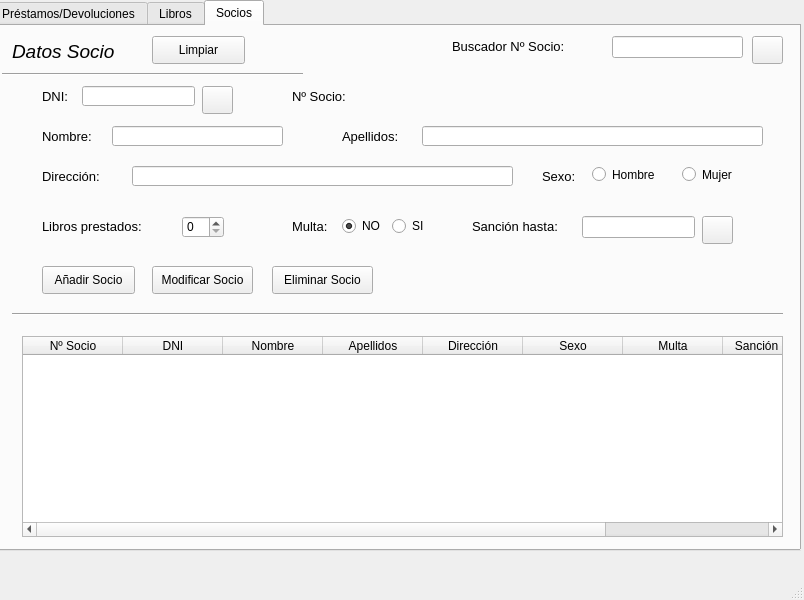
Above: ventanaBiblioteca.ui from estefaniapenide/DI-Biblioteca before the change. Below: the same form after it.
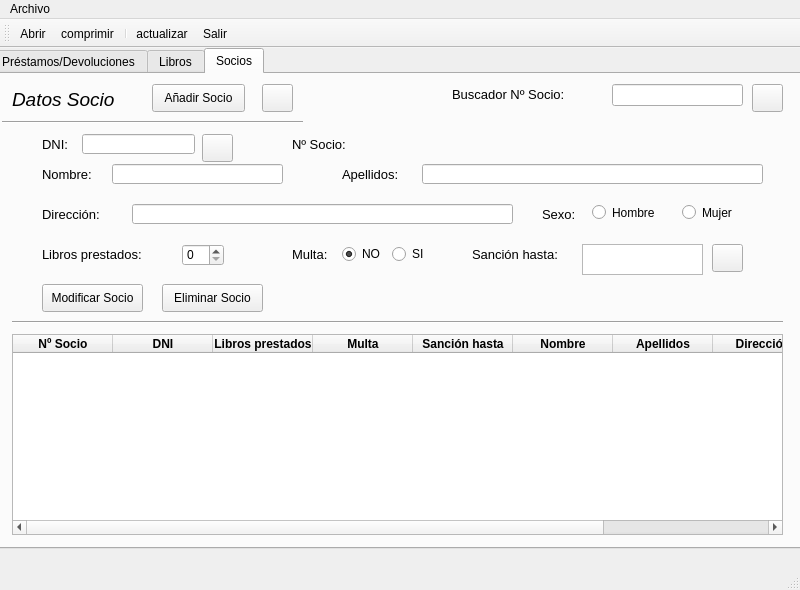
That is the form after the change. The open tabs and pages were chosen to show the change. Icons and pictures are not drawn.

Commit message: Añadir imprimir listas, quitar limpiar de cada pestaña, empezar con el layout

Diff of the .ui file:
```diff
--- a/ventanaBiblioteca.ui
+++ b/ventanaBiblioteca.ui
@@ -6,10 +6,22 @@
    <rect>
     <x>0</x>
     <y>0</y>
-    <width>804</width>
-    <height>600</height>
+    <width>800</width>
+    <height>590</height>
    </rect>
   </property>
+  <property name="sizePolicy">
+   <sizepolicy hsizetype="Preferred" vsizetype="Preferred">
+    <horstretch>0</horstretch>
+    <verstretch>0</verstretch>
+   </sizepolicy>
+  </property>
+  <property name="minimumSize">
+   <size>
+    <width>0</width>
+    <height>0</height>
+   </size>
+  </property>
   <property name="windowTitle">
    <string>BIBLIOTECA</string>
   </property>
@@ -20,7 +32,7 @@
       <x>-10</x>
       <y>0</y>
       <width>811</width>
-      <height>551</height>
+      <height>501</height>
      </rect>
     </property>
     <property name="currentIndex">
@@ -854,7 +866,7 @@
       <property name="geometry">
        <rect>
         <x>50</x>
-        <y>100</y>
+        <y>90</y>
         <width>71</width>
         <height>21</height>
        </rect>
@@ -867,7 +879,7 @@
       <property name="geometry">
        <rect>
         <x>120</x>
-        <y>100</y>
+        <y>90</y>
         <width>171</width>
         <height>20</height>
        </rect>
@@ -877,7 +889,7 @@
       <property name="geometry">
        <rect>
         <x>350</x>
-        <y>100</y>
+        <y>90</y>
         <width>71</width>
         <height>21</height>
        </rect>
@@ -890,7 +902,7 @@
       <property name="geometry">
        <rect>
         <x>430</x>
-        <y>100</y>
+        <y>90</y>
         <width>341</width>
         <height>20</height>
        </rect>
@@ -900,7 +912,7 @@
       <property name="geometry">
        <rect>
         <x>50</x>
-        <y>140</y>
+        <y>130</y>
         <width>81</width>
         <height>21</height>
        </rect>
@@ -913,7 +925,7 @@
       <property name="geometry">
        <rect>
         <x>140</x>
-        <y>140</y>
+        <y>130</y>
         <width>381</width>
         <height>20</height>
        </rect>
@@ -923,7 +935,7 @@
       <property name="geometry">
        <rect>
         <x>550</x>
-        <y>140</y>
+        <y>130</y>
         <width>41</width>
         <height>21</height>
        </rect>
@@ -936,7 +948,7 @@
       <property name="geometry">
        <rect>
         <x>600</x>
-        <y>140</y>
+        <y>130</y>
         <width>71</width>
         <height>17</height>
        </rect>
@@ -952,7 +964,7 @@
       <property name="geometry">
        <rect>
         <x>690</x>
-        <y>140</y>
+        <y>130</y>
         <width>82</width>
         <height>17</height>
        </rect>
@@ -968,7 +980,7 @@
       <property name="geometry">
        <rect>
         <x>20</x>
-        <y>280</y>
+        <y>240</y>
         <width>771</width>
         <height>16</height>
        </rect>
@@ -980,9 +992,9 @@
      <widget class="QTableWidget" name="tablaSocios">
       <property name="geometry">
        <rect>
-        <x>30</x>
-        <y>310</y>
-        <width>761</width>
+        <x>20</x>
+        <y>260</y>
+        <width>771</width>
         <height>201</height>
        </rect>
       </property>
@@ -990,45 +1002,99 @@
        <property name="text">
         <string>Nº Socio</string>
        </property>
+       <property name="font">
+        <font>
+         <weight>75</weight>
+         <bold>true</bold>
+        </font>
+       </property>
       </column>
       <column>
        <property name="text">
         <string>DNI</string>
        </property>
+       <property name="font">
+        <font>
+         <weight>75</weight>
+         <bold>true</bold>
+        </font>
+       </property>
+      </column>
+      <column>
+       <property name="text">
+        <string>Libros prestados</string>
+       </property>
+       <property name="font">
+        <font>
+         <weight>75</weight>
+         <bold>true</bold>
+        </font>
+       </property>
+      </column>
+      <column>
+       <property name="text">
+        <string>Multa</string>
+       </property>
+       <property name="font">
+        <font>
+         <weight>75</weight>
+         <bold>true</bold>
+        </font>
+       </property>
+      </column>
+      <column>
+       <property name="text">
+        <string>Sanción hasta</string>
+       </property>
+       <property name="font">
+        <font>
+         <weight>75</weight>
+         <bold>true</bold>
+        </font>
+       </property>
       </column>
       <column>
        <property name="text">
         <string>Nombre</string>
        </property>
+       <property name="font">
+        <font>
+         <weight>75</weight>
+         <bold>true</bold>
+        </font>
+       </property>
       </column>
       <column>
        <property name="text">
         <string>Apellidos</string>
        </property>
+       <property name="font">
+        <font>
+         <weight>75</weight>
+         <bold>true</bold>
+        </font>
+       </property>
       </column>
       <column>
        <property name="text">
         <string>Dirección</string>
        </property>
+       <property name="font">
+        <font>
+         <weight>75</weight>
+         <bold>true</bold>
+        </font>
+       </property>
       </column>
       <column>
        <property name="text">
         <string>Sexo</string>
        </property>
-      </column>
-      <column>
-       <property name="text">
-        <string>Multa</string>
-       </property>
-      </column>
-      <column>
-       <property name="text">
-        <string>Sanción hasta</string>
-       </property>
-      </column>
-      <column>
-       <property name="text">
-        <string>Libros prestados</string>
+       <property name="font">
+        <font>
+         <weight>75</weight>
+         <bold>true</bold>
+        </font>
        </property>
       </column>
      </widget>
@@ -1092,8 +1158,8 @@
      <widget class="QPushButton" name="pushButtonGuardarSocio">
       <property name="geometry">
        <rect>
-        <x>50</x>
-        <y>240</y>
+        <x>160</x>
+        <y>10</y>
         <width>93</width>
         <height>28</height>
        </rect>
@@ -1106,7 +1172,7 @@
       <property name="geometry">
        <rect>
         <x>190</x>
-        <y>190</y>
+        <y>170</y>
         <width>42</width>
         <height>22</height>
        </rect>
@@ -1119,7 +1185,7 @@
       <property name="geometry">
        <rect>
         <x>50</x>
-        <y>190</y>
+        <y>170</y>
         <width>131</width>
         <height>21</height>
        </rect>
@@ -1132,7 +1198,7 @@
       <property name="geometry">
        <rect>
         <x>300</x>
-        <y>190</y>
+        <y>170</y>
         <width>55</width>
         <height>21</height>
        </rect>
@@ -1145,7 +1211,7 @@
       <property name="geometry">
        <rect>
         <x>350</x>
-        <y>190</y>
+        <y>170</y>
         <width>51</width>
         <height>20</height>
        </rect>
@@ -1164,7 +1230,7 @@
       <property name="geometry">
        <rect>
         <x>400</x>
-        <y>190</y>
+        <y>170</y>
         <width>51</width>
         <height>20</height>
        </rect>
@@ -1180,7 +1246,7 @@
       <property name="geometry">
        <rect>
         <x>480</x>
-        <y>190</y>
+        <y>170</y>
         <width>111</width>
         <height>21</height>
        </rect>
@@ -1189,21 +1255,11 @@
        <string>&lt;html&gt;&lt;head/&gt;&lt;body&gt;&lt;p&gt;&lt;span style=&quot; font-size:10pt;&quot;&gt;Sanción hasta:&lt;/span&gt;&lt;/p&gt;&lt;/body&gt;&lt;/html&gt;</string>
       </property>
      </widget>
-     <widget class="QLineEdit" name="lineEditSancionHasta">
-      <property name="geometry">
-       <rect>
-        <x>590</x>
-        <y>190</y>
-        <width>113</width>
-        <height>22</height>
-       </rect>
-      </property>
-     </widget>
      <widget class="QPushButton" name="pushButtonSancionHasta">
       <property name="geometry">
        <rect>
-        <x>710</x>
-        <y>190</y>
+        <x>720</x>
+        <y>170</y>
         <width>31</width>
         <height>28</height>
        </rect>
@@ -1245,21 +1301,31 @@
      <widget class="QPushButton" name="pushButtonLimpiarSocios">
       <property name="geometry">
        <rect>
-        <x>160</x>
+        <x>270</x>
         <y>10</y>
-        <width>93</width>
+        <width>31</width>
         <height>28</height>
        </rect>
       </property>
+      <property name="sizePolicy">
+       <sizepolicy hsizetype="Minimum" vsizetype="Fixed">
+        <horstretch>0</horstretch>
+        <verstretch>0</verstretch>
+       </sizepolicy>
+      </property>
       <property name="text">
-       <string>Limpiar</string>
+       <string/>
+      </property>
+      <property name="icon">
+       <iconset resource="recursos.qrc">
+        <normaloff>:/actualizar/img/refresh.png</normaloff>:/actualizar/img/refresh.png</iconset>
       </property>
      </widget>
      <widget class="QPushButton" name="pushButtonEliminarSocio">
       <property name="geometry">
        <rect>
-        <x>280</x>
-        <y>240</y>
+        <x>170</x>
+        <y>210</y>
         <width>101</width>
         <height>28</height>
        </rect>
@@ -1271,8 +1337,8 @@
      <widget class="QPushButton" name="pushButtonModificarSocio">
       <property name="geometry">
        <rect>
-        <x>160</x>
-        <y>240</y>
+        <x>50</x>
+        <y>210</y>
         <width>101</width>
         <height>28</height>
        </rect>
@@ -1281,6 +1347,16 @@
        <string>Modificar Socio</string>
       </property>
      </widget>
+     <widget class="QTextBrowser" name="textBrowserSancionHasta">
+      <property name="geometry">
+       <rect>
+        <x>590</x>
+        <y>170</y>
+        <width>121</width>
+        <height>31</height>
+       </rect>
+      </property>
+     </widget>
     </widget>
    </widget>
   </widget>
@@ -1289,12 +1365,116 @@
     <rect>
      <x>0</x>
      <y>0</y>
-     <width>804</width>
+     <width>800</width>
      <height>26</height>
     </rect>
    </property>
+   <widget class="QMenu" name="menuArchivo">
+    <property name="title">
+     <string>Archivo</string>
+    </property>
+    <addaction name="actionAbrir"/>
+    <addaction name="separator"/>
+    <addaction name="actionImprimir_lista_pr_stamos_PDF"/>
+    <addaction name="actionImprimir_lista_Libros_PDF"/>
+    <addaction name="actionImprimir_lista_socios_PDF"/>
+    <addaction name="separator"/>
+    <addaction name="actionSalir"/>
+   </widget>
+   <addaction name="menuArchivo"/>
   </widget>
   <widget class="QStatusBar" name="statusbar"/>
+  <widget class="QToolBar" name="toolBar">
+   <property name="sizePolicy">
+    <sizepolicy hsizetype="Maximum" vsizetype="Maximum">
+     <horstretch>0</horstretch>
+     <verstretch>0</verstretch>
+    </sizepolicy>
+   </property>
+   <property name="minimumSize">
+    <size>
+     <width>0</width>
+     <height>0</height>
+    </size>
+   </property>
+   <property name="windowTitle">
+    <string>toolBar</string>
+   </property>
+   <attribute name="toolBarArea">
+    <enum>TopToolBarArea</enum>
+   </attribute>
+   <attribute name="toolBarBreak">
+    <bool>false</bool>
+   </attribute>
+   <addaction name="actionAbrir"/>
+   <addaction name="actioncomprimir"/>
+   <addaction name="separator"/>
+   <addaction name="actionactualizar"/>
+   <addaction name="actionSalir"/>
+  </widget>
+  <action name="actionImprimir_lista_pr_stamos_PDF">
+   <property name="icon">
+    <iconset resource="recursos.qrc">
+     <normaloff>:/imprimir/img/imprimir.png</normaloff>:/imprimir/img/imprimir.png</iconset>
+   </property>
+   <property name="text">
+    <string>Imprimir Lista Préstamos PDF</string>
+   </property>
+  </action>
+  <action name="actionImprimir_lista_socios_PDF">
+   <property name="icon">
+    <iconset resource="recursos.qrc">
+     <normaloff>:/imprimir/img/imprimir.png</normaloff>:/imprimir/img/imprimir.png</iconset>
+   </property>
+   <property name="text">
+    <string>Imprimir Lista Socios PDF</string>
+   </property>
+  </action>
+  <action name="actionImprimir_lista_Libros_PDF">
+   <property name="icon">
+    <iconset resource="recursos.qrc">
+     <normaloff>:/imprimir/img/imprimir.png</normaloff>:/imprimir/img/imprimir.png</iconset>
+   </property>
+   <property name="text">
+    <string>Imprimir Lista Libros PDF</string>
+   </property>
+  </action>
+  <action name="actionSalir">
+   <property name="icon">
+    <iconset resource="recursos.qrc">
+     <normaloff>:/salir/img/exit.png</normaloff>:/salir/img/exit.png</iconset>
+   </property>
+   <property name="text">
+    <string>Salir</string>
+   </property>
+  </action>
+  <action name="actionAbrir">
+   <property name="icon">
+    <iconset resource="recursos.qrc">
+     <normaloff>:/abrir/img/openFile.png</normaloff>:/abrir/img/openFile.png</iconset>
+   </property>
+   <property name="text">
+    <string>Abrir</string>
+   </property>
+  </action>
+  <action name="actionactualizar">
+   <property name="icon">
+    <iconset resource="recursos.qrc">
+     <normaloff>:/actualizar/img/refresh.png</normaloff>:/actualizar/img/refresh.png</iconset>
+   </property>
+   <property name="text">
+    <string>actualizar</string>
+   </property>
+  </action>
+  <action name="actioncomprimir">
+   <property name="icon">
+    <iconset resource="recursos.qrc">
+     <normaloff>:/comprimir/img/compress.png</normaloff>:/comprimir/img/compress.png</iconset>
+   </property>
+   <property name="text">
+    <string>comprimir</string>
+   </property>
+  </action>
  </widget>
  <resources>
   <include location="calendario.qrc"/>
```
Left out of the diff: 409 changed lines with no effect on the pictures. The commit also changes 43 other files.
